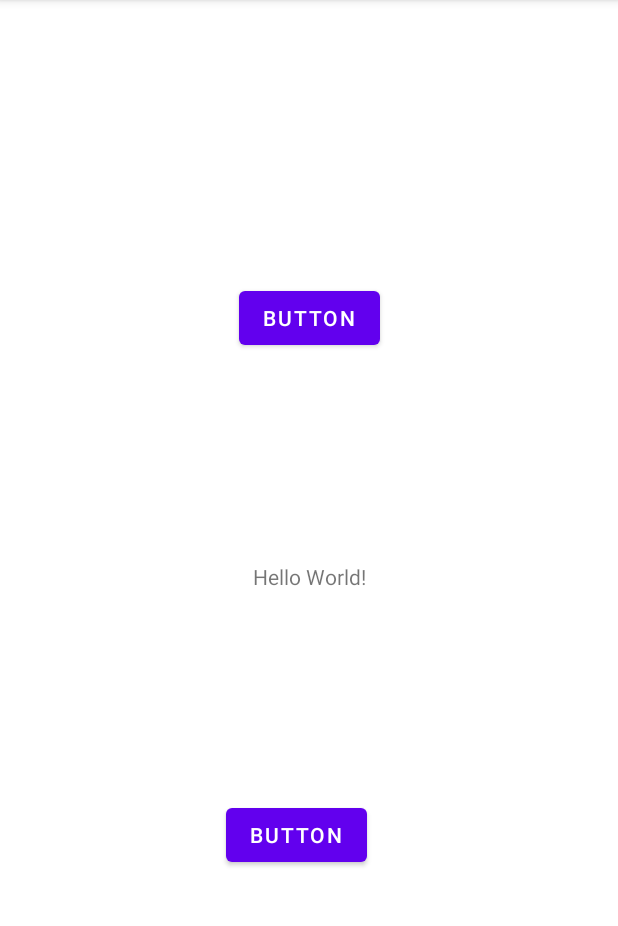
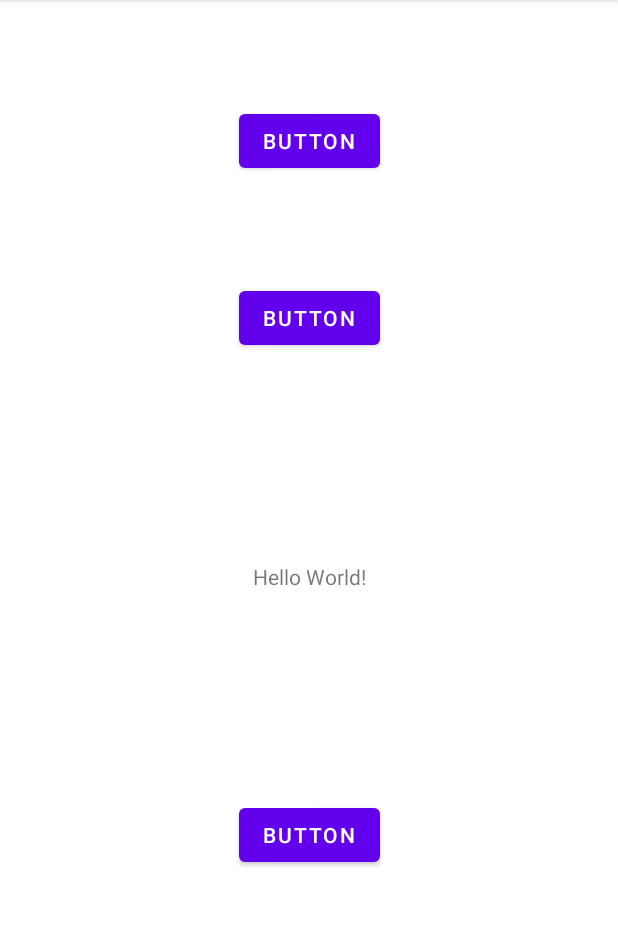
Before and after one commit to gihanigunarathna/rep5, an Android app: the screen it shows after launch (MainActivity), on a phone screen of 412 x 824 dp, the part 84-1010 px from its top. Run offline under Robolectric (Android 15) with nearby library versions, the phone set to English and light mode, and no system bars.

Commit message:
3rd button

```diff
--- a/app/src/main/res/layout/activity_main.xml
+++ b/app/src/main/res/layout/activity_main.xml
@@ -5,16 +5,6 @@
     android:layout_width="match_parent"
     android:layout_height="match_parent"
     tools:context=".MainActivity">
-
-    <TextView
-        android:id="@+id/textView"
-        android:layout_width="wrap_content"
-        android:layout_height="wrap_content"
-        android:text="Hello World!"
-        app:layout_constraintBottom_toBottomOf="parent"
-        app:layout_constraintLeft_toLeftOf="parent"
-        app:layout_constraintRight_toRightOf="parent"
-        app:layout_constraintTop_toTopOf="parent" />
 
     <Button
         android:id="@+id/button"
@@ -33,9 +23,30 @@
         android:text="Button"
         app:layout_constraintBottom_toBottomOf="parent"
         app:layout_constraintEnd_toEndOf="parent"
-        app:layout_constraintHorizontal_bias="0.474"
+        app:layout_constraintHorizontal_bias="0.5"
         app:layout_constraintStart_toStartOf="parent"
         app:layout_constraintTop_toTopOf="parent"
         app:layout_constraintVertical_bias="0.74" />
 
+    <Button
+        android:id="@+id/button3"
+        android:layout_width="wrap_content"
+        android:layout_height="wrap_content"
+        android:text="Button"
+        app:layout_constraintBottom_toTopOf="@+id/button"
+        app:layout_constraintEnd_toEndOf="parent"
+        app:layout_constraintHorizontal_bias="0.5"
+        app:layout_constraintStart_toStartOf="parent"
+        app:layout_constraintTop_toTopOf="parent" />
+
+    <TextView
+        android:id="@+id/textView"
+        android:layout_width="wrap_content"
+        android:layout_height="wrap_content"
+        android:text="Hello World!"
+        app:layout_constraintBottom_toBottomOf="parent"
+        app:layout_constraintLeft_toLeftOf="parent"
+        app:layout_constraintRight_toRightOf="parent"
+        app:layout_constraintTop_toTopOf="parent" />
+
 </androidx.constraintlayout.widget.ConstraintLayout>
```
